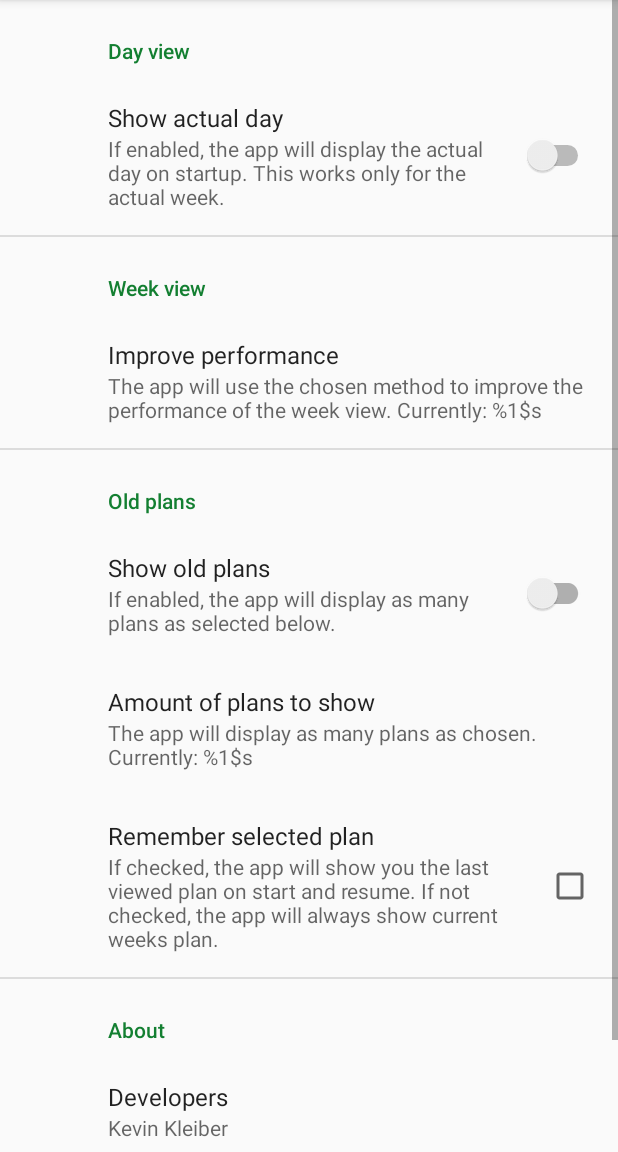
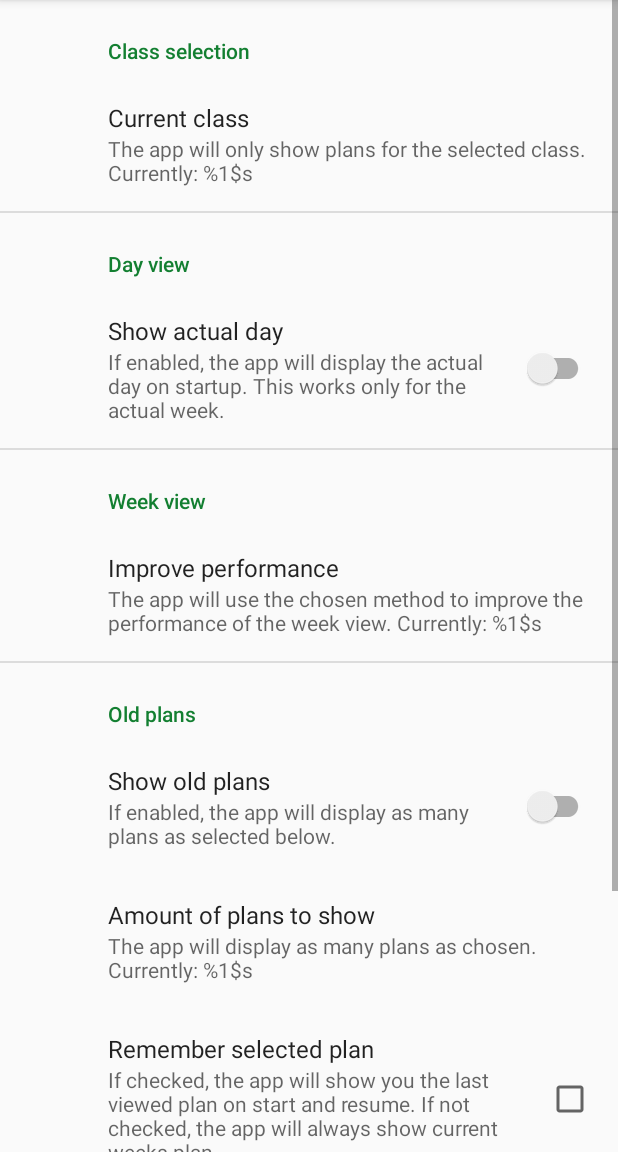
Before and after one commit to linkspote/timetable-app, an Android app: the screen it shows after launch (NavigationActivity), in the side drawer, after a tap on "Settings", on a phone screen of 412 x 824 dp, the part 84-1236 px from its top. Run offline under Robolectric (Android 15) with nearby library versions, the phone set to English and light mode, and no system bars; our stand-ins replace androidx.preference; 1 statement that could not run was skipped.

Commit message:
[Feature] Removed some leftovers of SettingsActivity [Feature] Added preference category for class selection [Feature] Added TODO list

```diff
--- a/app/src/main/java/com/it_project/fg15a/timetable_app/NavigationActivity.java
+++ b/app/src/main/java/com/it_project/fg15a/timetable_app/NavigationActivity.java
@@ -228,8 +228,6 @@ public class NavigationActivity extends AppCompatActivity
                     "FRAGMENT_SETTINGS"
             ).commit();
 
-            // Start SettingsActivity
-            //startActivity(new Intent(this, SettingsActivity.class));
             bReturnValue = true;
 
         } else if (id == R.id.nav_bugreport) {
--- a/app/src/main/java/com/it_project/fg15a/timetable_app/SettingsFragment.java
+++ b/app/src/main/java/com/it_project/fg15a/timetable_app/SettingsFragment.java
@@ -14,22 +14,11 @@ import android.view.ViewGroup;
  */
 public class SettingsFragment extends PreferenceFragmentCompat {
 
-
-/*    public SettingsFragment() {
-        // Required empty public constructor
-    }*/
-
     @Override
-    public void onCreatePreferences(Bundle bundle, String s) {
+    public void onCreatePreferences(Bundle savedInstanceState, String rootKey) {
         // Load the Preferences from the XML file
-        addPreferencesFromResource(R.xml.fragment_settings);
+        //addPreferencesFromResource(R.xml.fragment_settings);
+        setPreferencesFromResource(R.xml.fragment_settings, rootKey);
     }
 
-/*    @Override
-    public View onCreateView(LayoutInflater inflater, ViewGroup container,
-                             Bundle savedInstanceState) {
-        // Inflate the layout for this fragment
-        return inflater.inflate(R.layout.fragment_settings, container, false);
-    }*/
-
 }
--- a/app/src/main/java/com/it_project/fg15a/timetable_app/SettingsActivity.java
+++ b/app/src/main/java/com/it_project/fg15a/timetable_app/_obsolet/SettingsActivity.java
@@ -1,4 +1,4 @@
-package com.it_project.fg15a.timetable_app;
+package com.it_project.fg15a.timetable_app._obsolet;
 
 
 import android.content.SharedPreferences;
@@ -9,6 +9,8 @@ import android.support.design.widget.Snackbar;
 import android.support.v7.app.ActionBar;
 import android.support.v7.app.AppCompatDelegate;
 import android.preference.Preference;
+
+import com.it_project.fg15a.timetable_app.R;
 
 import java.util.prefs.PreferenceChangeListener;
 
--- a/app/src/main/res/values/strings.xml
+++ b/app/src/main/res/values/strings.xml
@@ -37,6 +37,12 @@
 
 
     <!-- Strings of activity_settings -->
+    <string name="category_actualClass">Class selection</string>
+    <string name="title_actualClass">Current class</string>
+    <string name="summary_actualClass">The app will only show plans for the selected class. Currently: %1$s</string>
+    <string name="dialogTitle_actualClass">Please choose a class</string>
+    <string name="key_actualClass" translatable="false">pkActualClass</string>
+
     <string name="category_dayView">Day view</string>
     <string name="title_showActualDay">Show actual day</string>
     <string name="summary_showActualDay">If enabled, the app will display the actual day on startup. This works only for the actual week.</string>
--- a/app/src/main/res/xml/fragment_settings.xml
+++ b/app/src/main/res/xml/fragment_settings.xml
@@ -2,9 +2,19 @@
     android:layout_width="match_parent"
     android:layout_height="match_parent">
 
+    <android.support.v7.preference.PreferenceCategory android:title="@string/category_actualClass">
+
+        <android.support.v7.preference.ListPreference
+            android:title="@string/title_actualClass"
+            android:summary="@string/summary_actualClass"
+            android:dialogTitle="@string/dialogTitle_actualClass"
+            android:key="@string/key_actualClass" />
+
+    </android.support.v7.preference.PreferenceCategory>
+
     <android.support.v7.preference.PreferenceCategory android:title="@string/category_dayView">
 
-        <android.support.v7.preference.SwitchPreference
+        <android.support.v7.preference.SwitchPreferenceCompat
             android:title="@string/title_showActualDay"
             android:summary="@string/summary_showActualDay"
             android:key="@string/key_showActualDay"
```
Also changed, not shown: app/src/main/AndroidManifest.xml (+2 -12 lines), app/src/main/res/layout/fragment_settings.xml (deleted, +0 -14 lines), app/src/main/res/_obsolet/activity_settings.xml (renamed from app/src/main/res/xml/activity_settings.xml), 2 other files.
